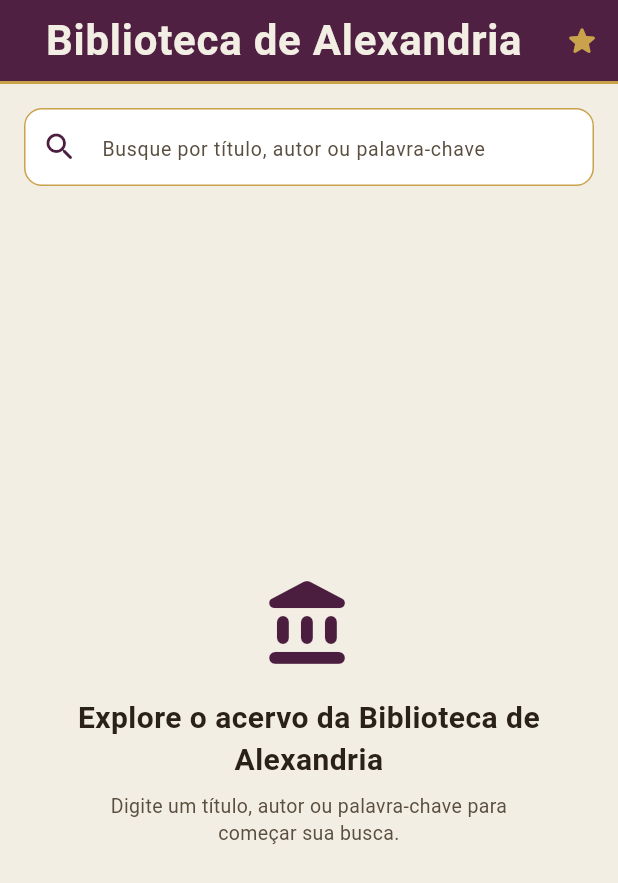
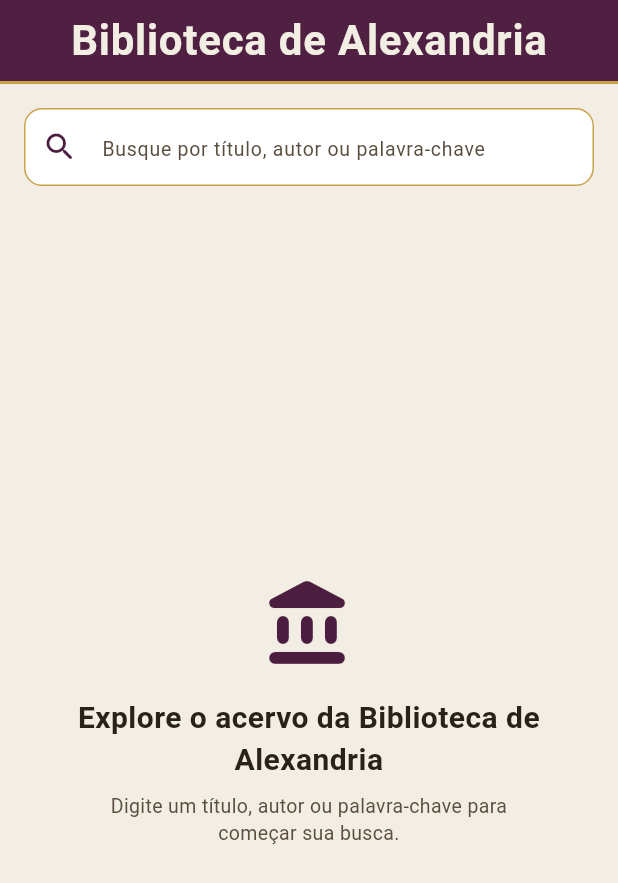
Before and after one commit to YH1d3k12/mobile-library, a Flutter app: the screen it shows after launch, on a phone screen of 412 x 824 dp. Shown: the top 883 px of the screen. Run offline on Flutter 3.47's test engine with Material 3 defaults, Android fonts, the phone set to English and light mode, and no system bars; our stand-ins replace cached_network_image, sqflite; accounts and stored records are empty; Roboto replaces fonts that are missing (Georgia).

Commit message:
Update_custom_drawer_menu

```diff
--- a/lib/features/books/presentation/screens/search_screen.dart
+++ b/lib/features/books/presentation/screens/search_screen.dart
@@ -81,19 +81,14 @@ class _SearchScreenState extends State<SearchScreen> {
   @override
   Widget build(BuildContext context) {
     return Scaffold(
-      appBar: MainAppBar(
+      // --- ATUALIZADO: Removemos o botão antigo das actions ---
+      appBar: const MainAppBar(
         title: 'Biblioteca de Alexandria',
-        actions: [
-          IconButton(
-            icon: const Icon(Icons.star_rounded),
-            tooltip: 'Favoritos',
-            onPressed: () =>
-                Navigator.of(context).pushNamed(AppRoutes.favorites),
-          ),
-        ],
       ),
-      // --- INSERÇÃO DO CUSTOM DRAWER ---
+
+      // --- ATUALIZADO: Menu hambúrguer integrado perfeitamente ---
       drawer: const CustomDrawer(currentRoute: AppRoutes.search),
+
       body: SafeArea(
         child: Padding(
           padding: const EdgeInsets.all(16),
```
